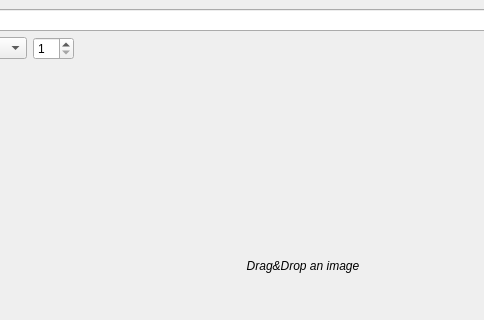
Above: src/app/MainWindow.ui from pawelrapacz/prewitt-edge-detection before the change; both pictures show x 147 to 631 and y 0 to 320 of the 900 by 500 pixel window. Below: the same form after it.
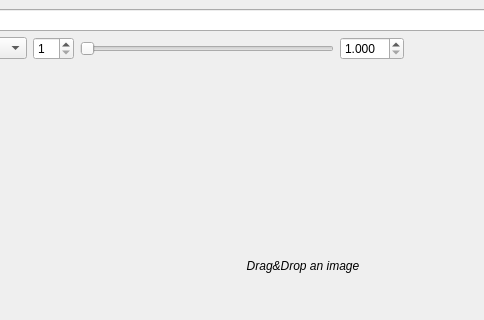
That is the form after the change. Custom widgets are drawn as their Qt base class.

Commit message: Add amount parameter

```diff
--- a/src/app/MainWindow.ui
+++ b/src/app/MainWindow.ui
@@ -73,6 +73,35 @@
         </property>
        </widget>
       </item>
+      <item>
+       <widget class="QSlider" name="amountSlider">
+        <property name="minimum">
+         <number>10</number>
+        </property>
+        <property name="maximum">
+         <number>10000</number>
+        </property>
+        <property name="orientation">
+         <enum>Qt::Orientation::Horizontal</enum>
+        </property>
+       </widget>
+      </item>
+      <item>
+       <widget class="QDoubleSpinBox" name="amountSpinBox">
+        <property name="decimals">
+         <number>3</number>
+        </property>
+        <property name="minimum">
+         <double>1.000000000000000</double>
+        </property>
+        <property name="maximum">
+         <double>10.000000000000000</double>
+        </property>
+        <property name="singleStep">
+         <double>0.250000000000000</double>
+        </property>
+       </widget>
+      </item>
       <item>
        <spacer name="horizontalSpacer">
         <property name="orientation">
```
The commit also changes 5 other files.
